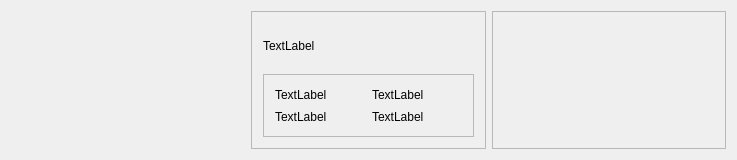
Qt form VideoTools/Conversion/qvideoinfo.ui (Mine-Langer/VideoTools) before a commit.
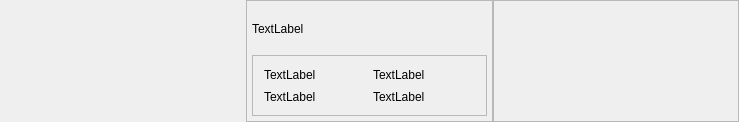
The same form after that commit.

```diff
--- a/VideoTools/Conversion/qvideoinfo.ui
+++ b/VideoTools/Conversion/qvideoinfo.ui
@@ -6,14 +6,29 @@
    <rect>
     <x>0</x>
     <y>0</y>
-    <width>737</width>
-    <height>160</height>
+    <width>739</width>
+    <height>122</height>
    </rect>
   </property>
   <property name="windowTitle">
    <string>QVideoInfo</string>
   </property>
   <layout class="QHBoxLayout" name="horizontalLayout">
+   <property name="spacing">
+    <number>0</number>
+   </property>
+   <property name="leftMargin">
+    <number>0</number>
+   </property>
+   <property name="topMargin">
+    <number>0</number>
+   </property>
+   <property name="rightMargin">
+    <number>0</number>
+   </property>
+   <property name="bottomMargin">
+    <number>0</number>
+   </property>
    <item>
     <widget class="QWidget" name="widgetImage" native="true"/>
    </item>
@@ -26,6 +41,21 @@
       <enum>QFrame::Raised</enum>
      </property>
      <layout class="QVBoxLayout" name="verticalLayout">
+      <property name="spacing">
+       <number>4</number>
+      </property>
+      <property name="leftMargin">
+       <number>5</number>
+      </property>
+      <property name="topMargin">
+       <number>5</number>
+      </property>
+      <property name="rightMargin">
+       <number>5</number>
+      </property>
+      <property name="bottomMargin">
+       <number>5</number>
+      </property>
       <item>
        <widget class="QLabel" name="labelFileName">
         <property name="maximumSize">
```
